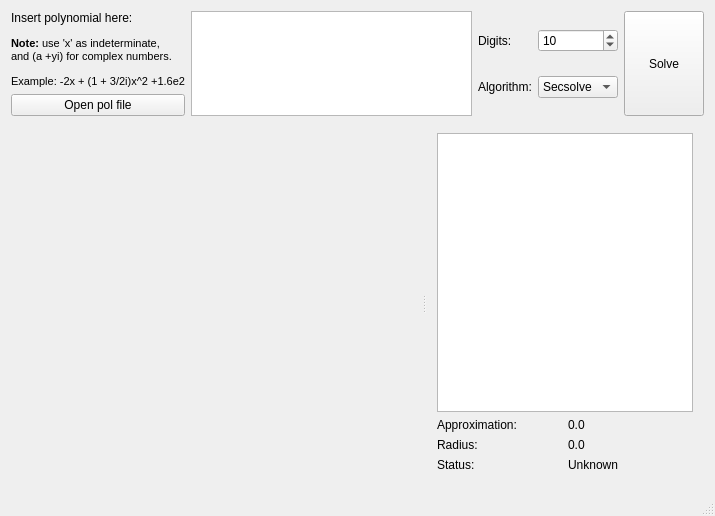
Before: the Qt Designer form src/xmpsolve/mainwindow.ui in robol/MPSolve, drawn with Qt 5.
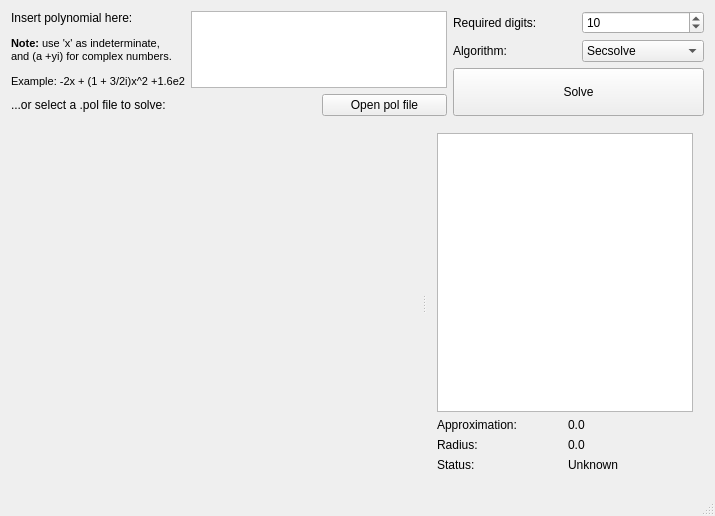
After: the same form once the commit is applied. Custom widgets are drawn as their Qt base class.

Commit message: Reworked layout.

Diff of the .ui file:
```diff
--- a/src/xmpsolve/mainwindow.ui
+++ b/src/xmpsolve/mainwindow.ui
@@ -16,12 +16,12 @@
   <widget class="QWidget" name="centralWidget">
    <layout class="QVBoxLayout" name="verticalLayout_7">
     <item>
-     <layout class="QVBoxLayout" name="verticalLayout_6" stretch="1,100">
+     <layout class="QVBoxLayout" name="verticalLayout" stretch="1,100">
       <item>
-       <layout class="QHBoxLayout" name="horizontalLayout">
-        <item>
-         <layout class="QVBoxLayout" name="verticalLayout">
-          <item>
+       <layout class="QGridLayout" name="gridLayout_4">
+        <item row="0" column="0" rowspan="2">
+         <layout class="QGridLayout" name="gridLayout_2">
+          <item row="0" column="0">
            <widget class="QLabel" name="label">
             <property name="text">
              <string>&lt;html&gt;&lt;head/&gt;&lt;body&gt;&lt;p&gt;Insert polynomial here:&lt;/p&gt;&lt;p&gt;&lt;span style=&quot; font-size:8pt; font-weight:600;&quot;&gt;Note:&lt;/span&gt;&lt;span style=&quot; font-size:8pt;&quot;&gt; use 'x' as indeterminate, &lt;br/&gt;and (a +yi) for complex numbers.&lt;/span&gt;&lt;/p&gt;&lt;p&gt;&lt;span style=&quot; font-size:8pt;&quot;&gt;Example: -2x + (1 + 3/2i)x^2 +1.6e2&lt;/span&gt;&lt;/p&gt;&lt;/body&gt;&lt;/html&gt;</string>
@@ -31,7 +31,24 @@
             </property>
            </widget>
           </item>
-          <item>
+          <item row="0" column="1" colspan="2">
+           <widget class="QPlainTextEdit" name="polyLineEdit">
+            <property name="sizePolicy">
+             <sizepolicy hsizetype="Expanding" vsizetype="Expanding">
+              <horstretch>0</horstretch>
+              <verstretch>0</verstretch>
+             </sizepolicy>
+            </property>
+           </widget>
+          </item>
+          <item row="1" column="0" colspan="2">
+           <widget class="QLabel" name="label_4">
+            <property name="text">
+             <string>...or select a .pol file to solve:</string>
+            </property>
+           </widget>
+          </item>
+          <item row="1" column="2">
            <widget class="QPushButton" name="openPolFileButton">
             <property name="sizePolicy">
              <sizepolicy hsizetype="Minimum" vsizetype="Fixed">
@@ -46,22 +63,12 @@
           </item>
          </layout>
         </item>
-        <item>
-         <widget class="QPlainTextEdit" name="polyLineEdit">
-          <property name="sizePolicy">
-           <sizepolicy hsizetype="Expanding" vsizetype="Expanding">
-            <horstretch>0</horstretch>
-            <verstretch>0</verstretch>
-           </sizepolicy>
-          </property>
-         </widget>
-        </item>
-        <item>
+        <item row="0" column="1">
          <layout class="QGridLayout" name="gridLayout">
           <item row="0" column="0">
            <widget class="QLabel" name="label_2">
             <property name="text">
-             <string>Digits:</string>
+             <string>Required digits:</string>
             </property>
            </widget>
           </item>
@@ -101,7 +108,7 @@
           </item>
          </layout>
         </item>
-        <item>
+        <item row="1" column="1">
          <widget class="QPushButton" name="solveButton">
           <property name="sizePolicy">
            <sizepolicy hsizetype="Minimum" vsizetype="Expanding">
```
Left out of the diff: 2 changed lines with no effect on the pictures.
